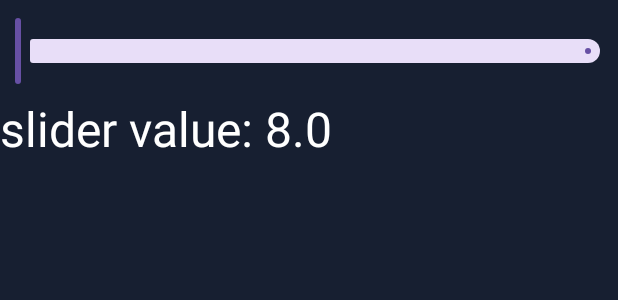
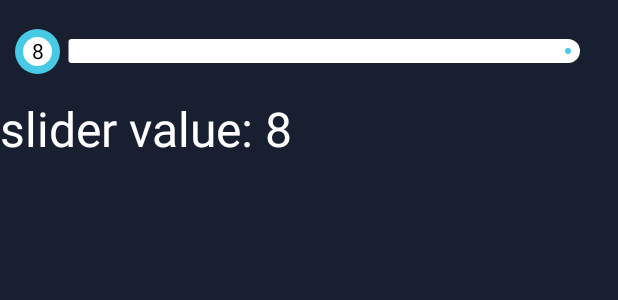
Before and after one commit to mrinmoyxb/Anzen-PasswordsVault, an Android app built with Jetpack Compose: the @Preview function DisplaySlider, on a phone screen of 412 x 824 dp. Shown: the top 300 px of the screen. Run offline under Robolectric (Android 15) with nearby library versions, the phone set to English and light mode, and no system bars.

Commit message:
fixed the slider, need to work with color and UI

```diff
--- a/app/src/main/java/com/example/passwordmanager/View/PassWordGenerator/Components/LengthSlider.kt
+++ b/app/src/main/java/com/example/passwordmanager/View/PassWordGenerator/Components/LengthSlider.kt
@@ -6,7 +6,13 @@ import androidx.compose.foundation.layout.Column
 import androidx.compose.foundation.layout.fillMaxSize
 import androidx.compose.foundation.layout.fillMaxWidth
 import androidx.compose.foundation.layout.padding
+import androidx.compose.foundation.layout.size
+import androidx.compose.foundation.shape.CircleShape
+import androidx.compose.foundation.shape.RoundedCornerShape
+import androidx.compose.material3.ExperimentalMaterial3Api
 import androidx.compose.material3.Slider
+import androidx.compose.material3.SliderColors
+import androidx.compose.material3.SliderDefaults
 import androidx.compose.material3.Text
 import androidx.compose.runtime.Composable
 import androidx.compose.runtime.getValue
@@ -15,32 +21,74 @@ import androidx.compose.runtime.remember
 import androidx.compose.runtime.setValue
 import androidx.compose.ui.Alignment
 import androidx.compose.ui.Modifier
+import androidx.compose.ui.draw.clip
 import androidx.compose.ui.graphics.Color
 import androidx.compose.ui.res.colorResource
+import androidx.compose.ui.text.style.TextAlign
 import androidx.compose.ui.tooling.preview.Preview
 import androidx.compose.ui.unit.dp
 import androidx.compose.ui.unit.sp
 import com.example.passwordmanager.R
 
+@OptIn(ExperimentalMaterial3Api::class)
 @Composable
 fun LengthSlider(){
     var sliderValue by remember{
-        mutableStateOf(8.0f)
+        mutableStateOf(8)
     }
     Box(
-        modifier = Modifier.fillMaxWidth().padding(10.dp),
+        modifier = Modifier
+            .fillMaxWidth()
+            .padding(10.dp),
         contentAlignment = Alignment.Center
     ) {
         Slider(
-            value = sliderValue, onValueChange = { newValue ->
-                sliderValue = newValue
+            value = sliderValue.toFloat(), // Convert for Slider
+            onValueChange = { newSliderValue ->
+                sliderValue = newSliderValue.toInt() // Update state with integer
             },
             valueRange = 8f..20f,
-            steps = 0
+            steps = 0,
+            thumb = {
+                    Box(
+                        modifier = Modifier
+                            .clip(CircleShape)
+                            .size(30.dp)
+                            .background(
+                                colorResource(
+                                    id = R.color.thumb1
+                                )
+                            ),
+                        contentAlignment = Alignment.Center
+                    ){
+                        Box(
+                            modifier = Modifier
+                                .clip(CircleShape)
+                                .size(30.dp)
+                                .padding(5.dp)
+                                .background(
+                                    colorResource(
+                                        id = R.color.white
+                                    ),
+                                    shape = RoundedCornerShape(30.dp)
+                                ),
+                            contentAlignment = Alignment.Center
+                        ){
+                            Text(sliderValue.toString(), textAlign = TextAlign.Center)
+                        }
+
+                    }
+            },
+            colors = SliderDefaults.colors(
+                thumbColor = colorResource(id = R.color.thumb1),
+                activeTrackColor = colorResource(id = R.color.thumb1),
+                inactiveTrackColor = Color.White
+            )
         )
     }
     Text("slider value: ${sliderValue}", color = Color.White, fontSize = 32.sp)
 }
+
 
 @Preview(showBackground = true)
 @Composable
--- a/app/src/main/res/values/colors.xml
+++ b/app/src/main/res/values/colors.xml
@@ -19,6 +19,7 @@
     <color name="color7">#FFD7E9B9</color>
     <color name="color8">#FFFDF7C3</color>
     <color name="color9">#FF190482</color>
+    <color name="thumb1">#FF48cae4</color>
 
 
 
```
